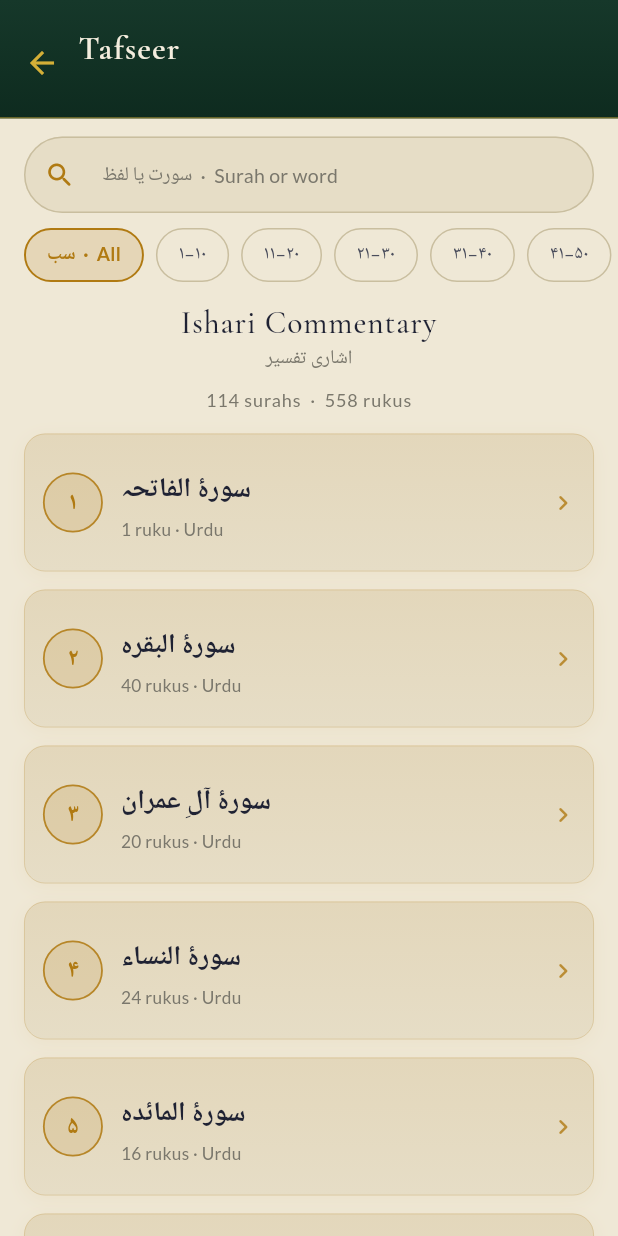
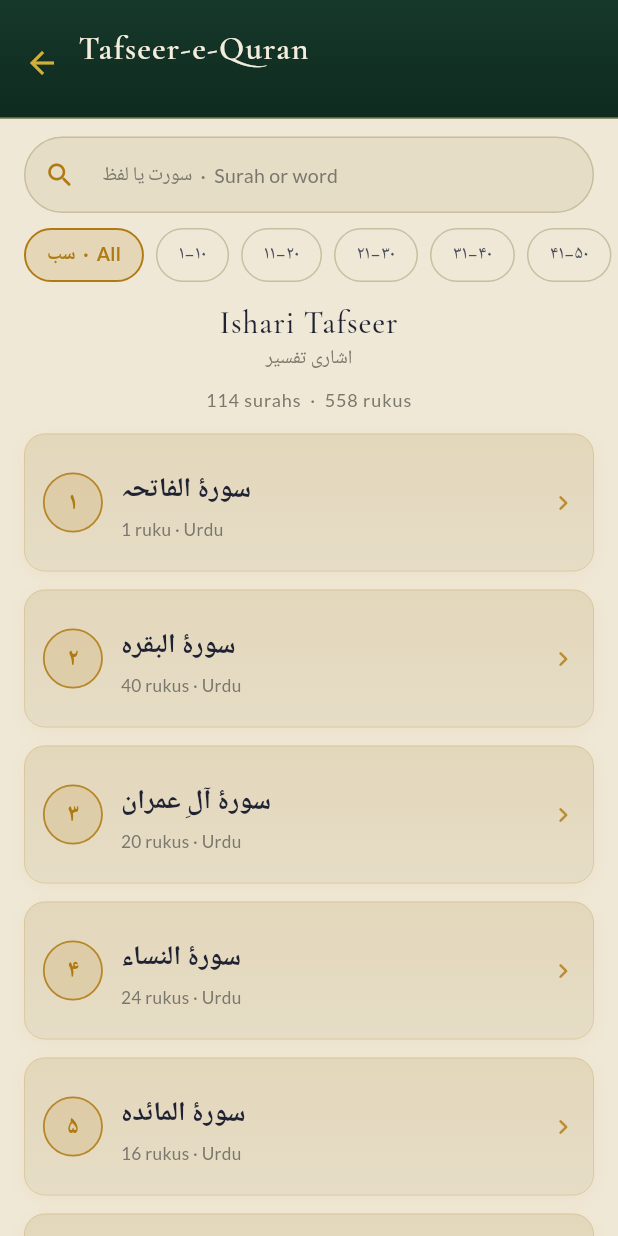
Before and after one commit to saeedmurrad/AL-Nisar, a Flutter app: the TafseerListScreen screen opened by its route, on a phone screen of 412 x 824 dp. Run offline on Flutter 3.47's test engine with Material 3 defaults, Android fonts, the phone set to English and light mode, and no system bars; our stand-ins replace cached_network_image, cloud_firestore, connectivity_plus, file_picker, firebase_auth, firebase_core and 12 more; missing offline and left inert: dart:js_interop, pdfx, syncfusion_flutter_core, syncfusion_flutter_pdf, syncfusion_flutter_pdfviewer; accounts and stored records are empty; network calls fail; Roboto replaces fonts that are missing (Amiri).

Commit message:
Name the section Tafseer-e-Quran, and stop calling it commentary.
"Commentary" is a flat academic word for a sacred science, and the English
gloss added nothing the Urdu line beneath it did not already say. The term
stays in its own language: the masthead now reads "Ishari Tafseer" over
اشاری تفسیر, and the home tile's sublabel follows.

The section itself is Tafseer-e-Quran everywhere it is named — side nav, home
tile, shell header on all three screens, footer, and the "back to" action.
Hyphens with a lowercase e, matching Asbaq-e-Tareeqat, which is already the
longest label in the same home grid and the same side nav, so nothing needs
to shrink to fit.

The remaining "commentary"s are the TafseerMatchKind.commentary enum and its
JSON name, which is persisted by name inside search-index.json. Renaming it
would invalidate every bundled index for a word no reader ever sees; its
user-facing label has always been تفسیر.

The route, the asset paths and the Dart identifiers are untouched: /tafseer
is in people's history and bookmarks.

Co-Authored-By: Claude Opus 5 <noreply@anthropic.com>

```diff
--- a/lib/navigation/app_destinations.dart
+++ b/lib/navigation/app_destinations.dart
@@ -40,7 +40,7 @@ List<AppDestination> _memberDestinationsFor(AuthProvider auth) => [
   ),
   const AppDestination(
     route: '/tafseer',
-    label: 'Tafseer',
+    label: 'Tafseer-e-Quran',
     icon: Icons.menu_book_rounded,
   ),
   const AppDestination(
--- a/lib/screens/home_screen.dart
+++ b/lib/screens/home_screen.dart
@@ -268,8 +268,8 @@ class _HomeGrid extends StatelessWidget {
           onTap: onBooks,
         ),
         _HomeGridCard(
-          label: 'Tafseer',
-          sublabel: 'Ishari commentary',
+          label: 'Tafseer-e-Quran',
+          sublabel: 'Ishari tafseer',
           iconKind: HomeGridIconKind.tafseer,
           onTap: onTafseer,
         ),
--- a/lib/screens/tafseer_list_screen.dart
+++ b/lib/screens/tafseer_list_screen.dart
@@ -23,7 +23,7 @@ import '../widgets/standard_shell_header.dart';
 import '../widgets/tafseer_search_field.dart';
 import '../widgets/tafseer_search_result_card.dart';
 
-/// Tafseer index: the surahs with bundled commentary.
+/// Tafseer-e-Quran index: the surahs with bundled tafseer.
 ///
 /// The whole Quran is bundled, so this screen has to make 114 surahs findable
 /// rather than merely list them. Three things do that: the search box doubles
@@ -144,7 +144,7 @@ class _TafseerListScreenState extends State<TafseerListScreen> {
             body: Column(
               crossAxisAlignment: CrossAxisAlignment.stretch,
               children: [
-                const StandardShellHeader(title: 'Tafseer'),
+                const StandardShellHeader(title: 'Tafseer-e-Quran'),
                 Padding(
                   padding: const EdgeInsets.fromLTRB(
                     AppLayout.md,
@@ -190,7 +190,7 @@ class _TafseerListScreenState extends State<TafseerListScreen> {
         if (snap.connectionState != ConnectionState.done) {
           return const BrandedStateView(
             icon: Icons.auto_stories_outlined,
-            title: 'Loading tafseer',
+            title: 'Loading Tafseer-e-Quran',
             loading: true,
           );
         }
@@ -199,7 +199,7 @@ class _TafseerListScreenState extends State<TafseerListScreen> {
           return const BrandedStateView(
             icon: Icons.auto_stories_outlined,
             title: 'No tafseer yet',
-            message: 'Commentary will appear here as it is published.',
+            message: 'Tafseer will appear here as it is published.',
           );
         }
 
@@ -441,8 +441,8 @@ class _Masthead extends StatelessWidget {
         children: [
           const SizedBox(height: AppLayout.lg),
           const SectionHeader(
-            caption: 'Tafseer',
-            title: 'Ishari Commentary',
+            caption: 'Tafseer-e-Quran',
+            title: 'Ishari Tafseer',
             urdu: 'اشاری تفسیر',
           ),
           const SizedBox(height: 12),
@@ -456,7 +456,7 @@ class _Masthead extends StatelessWidget {
       children: [
         const SizedBox(height: 14),
         Text(
-          'Ishari Commentary',
+          'Ishari Tafseer',
           textAlign: TextAlign.center,
           style: AppTheme.cormorantGaramond(
             fontSize: 21,
--- a/lib/screens/tafseer_ruku_screen.dart
+++ b/lib/screens/tafseer_ruku_screen.dart
@@ -135,7 +135,7 @@ class _TafseerRukuScreenState extends State<TafseerRukuScreen> {
               crossAxisAlignment: CrossAxisAlignment.stretch,
               children: [
                 StandardShellHeader(
-                  title: surah?.nameUrdu ?? 'Tafseer',
+                  title: surah?.nameUrdu ?? 'Tafseer-e-Quran',
                   onBack: () => context.go('/tafseer/${widget.surahId}'),
                   trailing: (ruku != null && _bodyHtml != null)
                       ? TafseerCopyButton(
--- a/lib/screens/tafseer_surah_screen.dart
+++ b/lib/screens/tafseer_surah_screen.dart
@@ -117,7 +117,7 @@ class _TafseerSurahScreenState extends State<TafseerSurahScreen> {
                   crossAxisAlignment: CrossAxisAlignment.stretch,
                   children: [
                     StandardShellHeader(
-                      title: surah?.nameUrdu ?? 'Tafseer',
+                      title: surah?.nameUrdu ?? 'Tafseer-e-Quran',
                       onBack: () => context.go('/tafseer'),
                       trailing: (surah != null && _canPrint)
                           ? TafseerPrintButton(
@@ -130,7 +130,7 @@ class _TafseerSurahScreenState extends State<TafseerSurahScreen> {
                       child: loading
                           ? const BrandedStateView(
                               icon: Icons.auto_stories_outlined,
-                              title: 'Loading tafseer',
+                              title: 'Loading Tafseer-e-Quran',
                               loading: true,
                             )
                           : surah == null
@@ -138,10 +138,10 @@ class _TafseerSurahScreenState extends State<TafseerSurahScreen> {
                               icon: Icons.search_off_rounded,
                               title: 'Tafseer not found',
                               message:
-                                  'No commentary is bundled for "${widget.surahId}".',
+                                  'No tafseer is bundled for "${widget.surahId}".',
                               action: OutlinedButton(
                                 onPressed: () => context.go('/tafseer'),
-                                child: const Text('Back to Tafseer'),
+                                child: const Text('Back to Tafseer-e-Quran'),
                               ),
                             )
                           : _SurahBody(surah: surah),
--- a/lib/widgets/islamic_ui.dart
+++ b/lib/widgets/islamic_ui.dart
@@ -461,7 +461,7 @@ class AppFooter extends StatelessWidget {
     FooterLink('Home', '/home'),
     FooterLink('Sabaq', '/sabaq'),
     FooterLink('Books', '/books'),
-    FooterLink('Tafseer', '/tafseer'),
+    FooterLink('Tafseer-e-Quran', '/tafseer'),
     FooterLink('Irshadat', '/irshadat'),
     FooterLink('News & Events', '/news-events'),
     FooterLink('Shajra Pak', '/shijra'),
```
Also changed, not shown: 1 other file.
